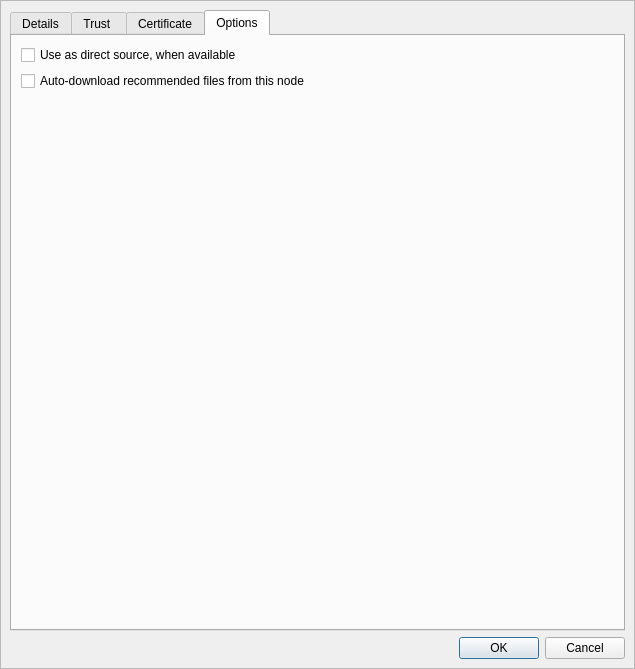
Before: the Qt Designer form retroshare-gui/src/gui/connect/ConfCertDialog.ui in RetroShare/RetroShare, drawn with Qt 5.
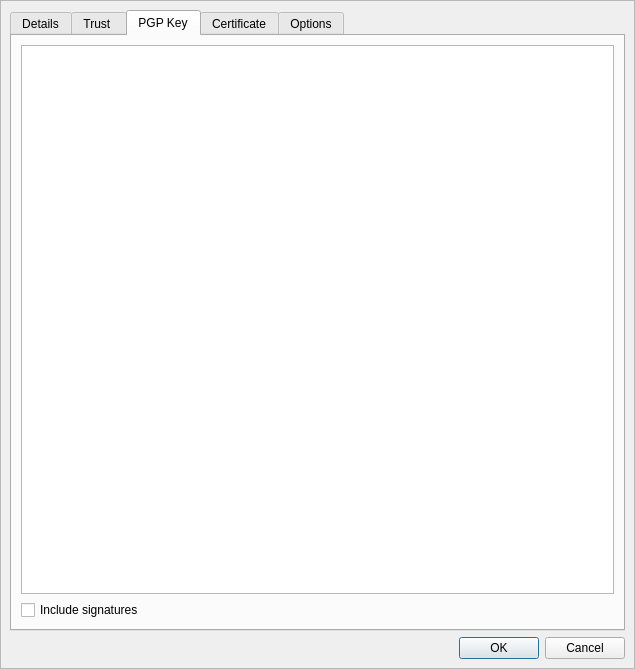
After: the same form once the commit is applied. Icons and pictures are not drawn. Custom widgets are drawn as their Qt base class.

Commit message: made 2 different pages in ConfCertDialog for PGP key and RS certificate. Removed the old format checkbox.

```diff
--- a/retroshare-gui/src/gui/connect/ConfCertDialog.ui
+++ b/retroshare-gui/src/gui/connect/ConfCertDialog.ui
@@ -60,7 +60,7 @@
       <item row="0" column="0">
        <widget class="QTabWidget" name="stabWidget">
         <property name="currentIndex">
-         <number>3</number>
+         <number>2</number>
         </property>
         <widget class="QWidget" name="tab">
          <attribute name="icon">
@@ -759,6 +759,40 @@
           </item>
          </layout>
         </widget>
+        <widget class="QWidget" name="tab_7">
+         <attribute name="title">
+          <string>PGP Key</string>
+         </attribute>
+         <layout class="QVBoxLayout" name="verticalLayout_2">
+          <item>
+           <widget class="QTextEdit" name="userCertificateText_2"/>
+          </item>
+          <item>
+           <layout class="QHBoxLayout" name="horizontalLayout_2">
+            <item>
+             <widget class="QCheckBox" name="_shouldAddSignatures_CB_2">
+              <property name="text">
+               <string>Include signatures</string>
+              </property>
+             </widget>
+            </item>
+            <item>
+             <spacer name="horizontalSpacer_3">
+              <property name="orientation">
+               <enum>Qt::Horizontal</enum>
+              </property>
+              <property name="sizeHint" stdset="0">
+               <size>
+                <width>40</width>
+                <height>20</height>
+               </size>
+              </property>
+             </spacer>
+            </item>
+           </layout>
+          </item>
+         </layout>
+        </widget>
         <widget class="QWidget" name="tab_3">
          <attribute name="icon">
           <iconset resource="../images.qrc">
```
Left out of the diff: 7 changed lines with no effect on the pictures. The commit also changes 1 other file.
